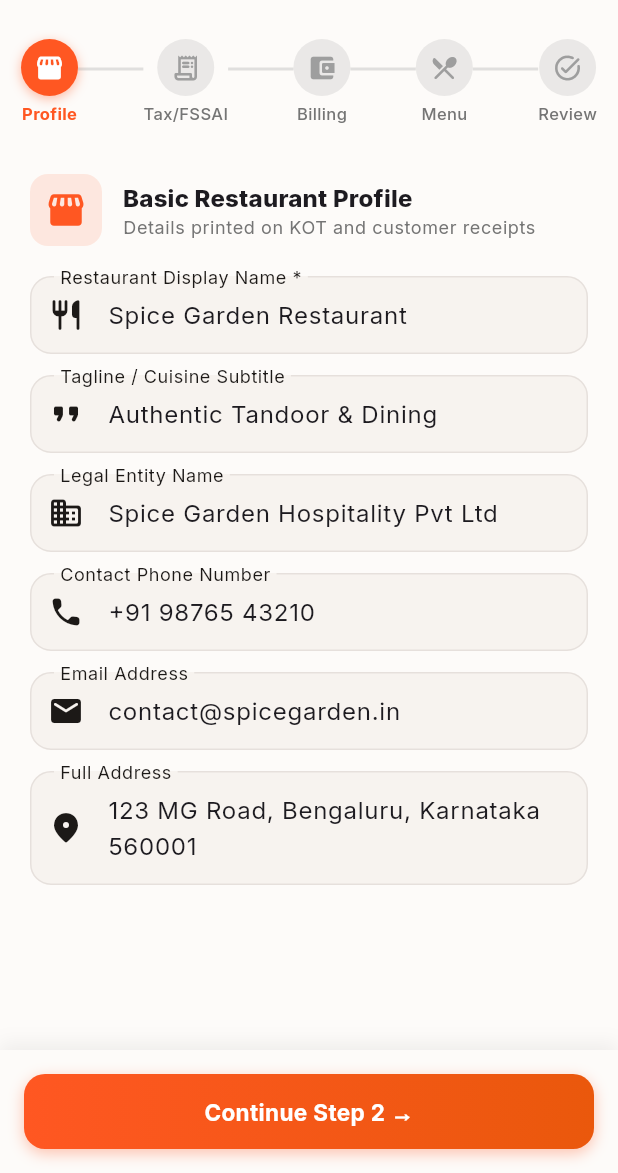
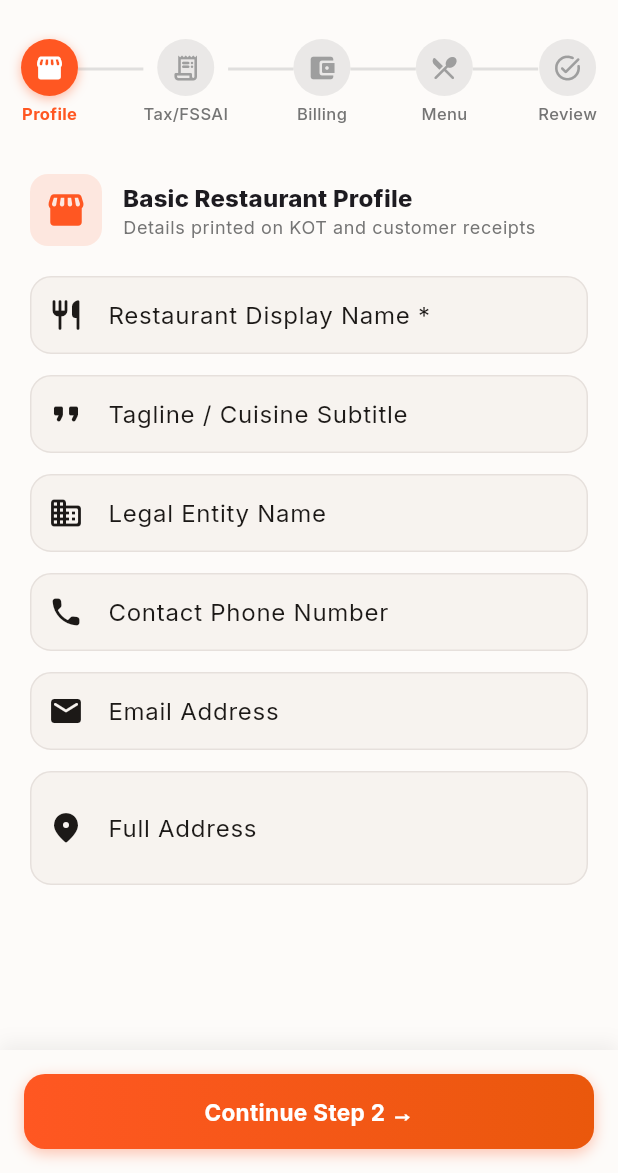
Before and after one commit to iamrony27/Restpos, a Flutter app: the screen it shows after launch, on a phone screen of 412 x 824 dp, the part 63-1236 px from its top. Run offline on Flutter 3.47's test engine with Material 3 defaults, Android fonts, the phone set to English and light mode, and no system bars; our stand-ins replace fl_chart, google_fonts, pdf, printing, qr_flutter, shared_preferences.

Commit message:
feat(production): finalize 100% production readiness with clean setup wizard, default tax inclusivity, zero dummy sales counts, and wifi debugging removal

```diff
--- a/lib/models/restaurant_profile.dart
+++ b/lib/models/restaurant_profile.dart
@@ -17,21 +17,21 @@ class RestaurantProfile {
   final int defaultTaxBps; // e.g. 500 = 5%
 
   const RestaurantProfile({
-    this.name = 'Spice Garden Restaurant',
-    this.tagline = 'Authentic Tandoor & Dining',
-    this.legalName = 'Spice Garden Hospitality Pvt Ltd',
-    this.address = '123 MG Road, Bengaluru, Karnataka 560001',
-    this.phone = '+91 98765 43210',
-    this.email = 'contact@spicegarden.in',
-    this.gstin = '29ABCDE1234F1Z5',
-    this.fssai = '11223344556677',
-    this.upiId = 'spicegarden@icici',
+    this.name = '',
+    this.tagline = '',
+    this.legalName = '',
+    this.address = '',
+    this.phone = '',
+    this.email = '',
+    this.gstin = '',
+    this.fssai = '',
+    this.upiId = '',
     this.currencySymbol = '₹',
     this.isGstEnabled = true,
     this.gstRatePercent = 5.0,
     this.isRoundOffEnabled = true,
     this.isSetupCompleted = false,
-    this.isTaxInclusive = false,
+    this.isTaxInclusive = true,
     this.defaultTaxBps = 500,
   });
 
@@ -96,21 +96,21 @@ class RestaurantProfile {
 
   factory RestaurantProfile.fromMap(Map<String, dynamic> map) {
     return RestaurantProfile(
-      name: map['name'] as String? ?? 'Spice Garden Restaurant',
-      tagline: map['tagline'] as String? ?? 'Authentic Tandoor & Dining',
-      legalName: map['legalName'] as String? ?? 'Spice Garden Hospitality Pvt Ltd',
-      address: map['address'] as String? ?? '123 MG Road, Bengaluru, Karnataka 560001',
-      phone: map['phone'] as String? ?? '+91 98765 43210',
-      email: map['email'] as String? ?? 'contact@spicegarden.in',
-      gstin: map['gstin'] as String? ?? '29ABCDE1234F1Z5',
-      fssai: map['fssai'] as String? ?? '11223344556677',
-      upiId: map['upiId'] as String? ?? 'spicegarden@icici',
+      name: map['name'] as String? ?? '',
+      tagline: map['tagline'] as String? ?? '',
+      legalName: map['legalName'] as String? ?? '',
+      address: map['address'] as String? ?? '',
+      phone: map['phone'] as String? ?? '',
+      email: map['email'] as String? ?? '',
+      gstin: map['gstin'] as String? ?? '',
+      fssai: map['fssai'] as String? ?? '',
+      upiId: map['upiId'] as String? ?? '',
       currencySymbol: map['currencySymbol'] as String? ?? '₹',
       isGstEnabled: map['isGstEnabled'] as bool? ?? true,
       gstRatePercent: (map['gstRatePercent'] as num?)?.toDouble() ?? 5.0,
       isRoundOffEnabled: map['isRoundOffEnabled'] as bool? ?? true,
-      isSetupCompleted: map['isSetupCompleted'] as bool? ?? true,
-      isTaxInclusive: map['isTaxInclusive'] as bool? ?? false,
+      isSetupCompleted: map['isSetupCompleted'] as bool? ?? false,
+      isTaxInclusive: map['isTaxInclusive'] as bool? ?? true,
       defaultTaxBps: map['defaultTaxBps'] as int? ?? 500,
     );
   }
--- a/lib/providers/menu_provider.dart
+++ b/lib/providers/menu_provider.dart
@@ -21,8 +21,6 @@ class MenuProvider extends ChangeNotifier {
       dietaryType: DietaryType.veg,
       sku: 'BEV-001',
       imageUri: 'assets/menu/beverages/masala-chai.webp',
-      isTopSelling: true,
-      salesCount: 142,
       description: 'Slow-brewed Assam CTC with fresh ginger, cardamom & aromatic spices.',
     ),
     const MenuItem(
@@ -33,7 +31,6 @@ class MenuProvider extends ChangeNotifier {
       dietaryType: DietaryType.veg,
       sku: 'BEV-002',
       imageUri: 'assets/menu/beverages/filter-coffee.webp',
-      salesCount: 68,
       description: 'Traditional South Indian chicory decoction with frothy steamed milk.',
     ),
     const MenuItem(
@@ -44,8 +41,6 @@ class MenuProvider extends ChangeNotifier {
       dietaryType: DietaryType.veg,
       sku: 'BEV-003',
       imageUri: 'assets/menu/beverages/mango-lassi.webp',
-      isTopSelling: true,
-      salesCount: 95,
       description: 'Thick creamy churned yogurt blended with sweet Alphonso mango pulp.',
     ),
     const MenuItem(
@@ -56,7 +51,6 @@ class MenuProvider extends ChangeNotifier {
       dietaryType: DietaryType.veg,
       sku: 'BEV-004',
       imageUri: 'assets/menu/beverages/fresh-lime-soda.webp',
-      salesCount: 52,
       description: 'Crisp club soda with freshly squeezed lime, rock salt and mint.',
     ),
 
@@ -69,8 +63,6 @@ class MenuProvider extends ChangeNotifier {
       dietaryType: DietaryType.veg,
       sku: 'APP-001',
       imageUri: 'assets/menu/starters/paneer-tikka.webp',
-      isTopSelling: true,
-      salesCount: 118,
       description: 'Char-grilled cottage cheese cubes marinated in mustard oil & Kashmiri chilli.',
     ),
     const MenuItem(
@@ -81,7 +73,6 @@ class MenuProvider extends ChangeNotifier {
       dietaryType: DietaryType.veg,
       sku: 'APP-002',
       imageUri: 'assets/menu/starters/veg-spring-rolls.webp',
-      salesCount: 47,
       description: 'Golden fried wrappers stuffed with wok-tossed cabbage, carrots and glass noodles.',
     ),
     const MenuItem(
@@ -92,8 +83,6 @@ class MenuProvider extends ChangeNotifier {
       dietaryType: DietaryType.nonVeg,
       sku: 'APP-003',
       imageUri: 'assets/menu/starters/chicken-65.webp',
-      isTopSelling: true,
-      salesCount: 104,
       description: 'Deep-fried spicy chicken morsels tempered with curry leaves and green chillies.',
     ),
     const MenuItem(
@@ -104,7 +93,6 @@ class MenuProvider extends ChangeNotifier {
       dietaryType: DietaryType.nonVeg,
       sku: 'APP-004',
       imageUri: 'assets/menu/starters/tandoori-chicken.webp',
-      salesCount: 81,
       description: 'Classic clay-oven roasted chicken spiced with hung curd and garam masala.',
     ),
     const MenuItem(
@@ -115,7 +103,6 @@ class MenuProvider extends ChangeNotifier {
       dietaryType: DietaryType.egg,
       sku: 'APP-005',
       imageUri: 'assets/menu/egg/egg-bhurji.webp',
-      salesCount: 39,
       description: 'Street-style spicy scrambled eggs cooked with chopped onions, tomatoes & cilantro.',
     ),
 
@@ -128,8 +115,6 @@ class MenuProvider extends ChangeNotifier {
       dietaryType: DietaryType.veg,
       sku: 'MAIN-001',
       imageUri: 'assets/menu/vegetarian/paneer-butter-masala.webp',
-      isTopSelling: true,
-      salesCount: 135,
       description: 'Soft cottage cheese simmered in a velvety buttery tomato-cashew gravy.',
     ),
     const MenuItem(
@@ -140,7 +125,6 @@ class MenuProvider extends ChangeNotifier {
       dietaryType: DietaryType.veg,
       sku: 'MAIN-002',
       imageUri: 'assets/menu/vegetarian/dal-makhani.webp',
-      salesCount: 77,
       description: 'Whole black lentils slow-cooked overnight with white butter and fresh cream.',
     ),
     const MenuItem(
@@ -151,8 +135,6 @@ class MenuProvider extends ChangeNotifier {
       dietaryType: DietaryType.nonVeg,
       sku: 'MAIN-003',
       imageUri: 'assets/menu/chicken/butter-chicken.webp',
-      isTopSelling: true,
-      salesCount: 165,
       description: 'Tender tandoori chicken cooked in creamy fenugreek-infused makhani gravy.',
     ),
     const MenuItem(
@@ -163,7 +145,6 @@ class MenuProvider extends ChangeNotifier {
       dietaryType: DietaryType.nonVeg,
       sku: 'MAIN-004',
       imageUri: 'assets/menu/mutton/mutton-rogan-josh.webp',
-      salesCount: 63,
       description: 'Kashmiri delicacy of tender braised mutton simmered with fennel and ratanjot.',
     ),
     const MenuItem(
@@ -174,7 +155,6 @@ class MenuProvider extends ChangeNotifier {
       dietaryType: DietaryType.egg,
       sku: 'MAIN-005',
       imageUri: 'assets/menu/egg/egg-curry.webp',
-      salesCount: 42,
       description: 'Hard-boiled eggs simmered in a spiced onion-tomato gravy with roasted spices.',
     ),
 
@@ -187,8 +167,6 @@ class MenuProvider extends ChangeNotifier {
       dietaryType: DietaryType.veg,
       sku: 'RICE-001',
       imageUri: 'assets/menu/indian-bread/butter-naan.webp',
-      isTopSelling: true,
-      salesCount: 189,
       description: 'Teardrop refined flour bread baked on tandoor walls, brushed with dairy butter.',
     ),
     const MenuItem(
@@ -199,7 +177,6 @@ class MenuProvider extends ChangeNotifier {
       dietaryType: DietaryType.veg,
       sku: 'RICE-002',
       imageUri: 'assets/menu/indian-bread/garlic-naan.webp',
-      salesCount: 88,
       description: 'Crisp flatbread topped with minced roasted garlic and fresh coriander.',
     ),
     const MenuItem(
@@ -210,7 +187,6 @@ class MenuProvider extends ChangeNotifier {
       dietaryType: DietaryType.veg,
       sku: 'RICE-003',
       imageUri: 'assets/menu/rice/jeera-rice.webp',
-      salesCount: 71,
       description: 'Long-grain aged basmati rice tempered with cumin seeds and pure desi ghee.',
     ),
     const MenuItem(
@@ -221,8 +197,6 @@ class MenuProvider extends ChangeNotifier {
       dietaryType: DietaryType.nonVeg,
       sku: 'RICE-004',
       imageUri: 'assets/menu/biryani/chicken-biryani.webp',
-      isTopSelling: true,
-      salesCount: 198,
       description: 'Hyderabadi fragrant dum basmati layers sealed with saffron, kewra and succulent chicken.',
     ),
 
@@ -235,8 +209,6 @@ class MenuProvider extends ChangeNotifier {
       dietaryType: DietaryType.veg,
       sku: 'DES-001',
       imageUri: 'assets/menu/desserts/gulab-jamun.webp',
-      isTopSelling: true,
-      salesCount: 110,
       description: 'Golden fried mawa dumplings soaked in cardamom-rose scented warm sugar syrup.',
     ),
     const MenuItem(
@@ -247,7 +219,6 @@ class MenuProvider extends ChangeNotifier {
       dietaryType: DietaryType.veg,
       sku: 'DES-002',
       imageUri: 'assets/menu/desserts/rasmalai.webp',
-      salesCount: 65,
       description: 'Delicate flattened cottage cheese discs steeped in thickened saffron-pistachio rabri.',
     ),
     const MenuItem(
@@ -258,7 +229,6 @@ class MenuProvider extends ChangeNotifier {
       dietaryType: DietaryType.egg,
       sku: 'DES-003',
       imageUri: 'assets/menu/desserts/chocolate-brownie.webp',
-      salesCount: 54,
       description: 'Warm fudge brownie served on a smoking sizzler platter with vanilla bean ice cream.',
     ),
   ];
@@ -352,6 +322,26 @@ class MenuProvider extends ChangeNotifier {
     }
   }
 
+  void recordItemSale(int itemId, int quantity) {
+    final index = _items.indexWhere((it) => it.id == itemId);
+    if (index >= 0) {
+      final current = _items[index];
+      final newCount = current.salesCount + quantity;
+      _items[index] = current.copyWith(
+        salesCount: newCount,
+        isTopSelling: newCount >= 5,
+      );
+      notifyListeners();
+    }
+  }
+
+  void resetSalesCounts() {
+    for (int i = 0; i < _items.length; i++) {
+      _items[i] = _items[i].copyWith(salesCount: 0, isTopSelling: false);
+    }
+    notifyListeners();
+  }
+
   void replaceAllItems(List<MenuItem> newItems) {
     _items.clear();
     _items.addAll(newItems);
--- a/lib/providers/order_provider.dart
+++ b/lib/providers/order_provider.dart
@@ -1,115 +1,10 @@
 import 'package:flutter/foundation.dart';
-import '../models/menu_item.dart';
 import '../models/order_model.dart';
 import '../models/table_model.dart';
 import 'table_provider.dart';
 
 class OrderProvider extends ChangeNotifier {
-  final List<Order> _orders = [
-    Order(
-      id: '1001',
-      orderNumber: 'ORD-1001',
-      type: OrderType.dineIn,
-      tableId: 2,
-      tableName: 'Table 2',
-      status: OrderStatus.open,
-      items: [
-        OrderItem(
-          menuItem: const MenuItem(id: 301, categoryId: 3, name: 'Paneer Butter Masala', pricePaise: 31000),
-          quantity: 2,
-          unitPricePaise: 31000,
-        ),
-        OrderItem(
-          menuItem: const MenuItem(id: 401, categoryId: 4, name: 'Butter Naan', pricePaise: 5500),
-          quantity: 4,
-          unitPricePaise: 5500,
-        ),
-      ],
-      subtotalPaise: 84000,
-      taxBps: 500,
-      discountPaise: 0,
-      createdAt: DateTime.now().subtract(const Duration(minutes: 32)),
-    ),
-    Order(
-      id: '1002',
-      orderNumber: 'ORD-1002',
-      type: OrderType.dineIn,
-      tableId: 4,
-      tableName: 'Table 4',
-      status: OrderStatus.billed,
-      items: [
-        OrderItem(
-          menuItem: const MenuItem(id: 303, categoryId: 3, name: 'Butter Chicken Handi', pricePaise: 38000),
-          quantity: 2,
-          unitPricePaise: 38000,
-        ),
-        OrderItem(
-          menuItem: const MenuItem(id: 404, categoryId: 4, name: 'Chicken Dum Biryani', pricePaise: 34000),
-          quantity: 2,
-          unitPricePaise: 34000,
-        ),
-        OrderItem(
-          menuItem: const MenuItem(id: 402, categoryId: 4, name: 'Garlic Naan', pricePaise: 6500),
-          quantity: 3,
-          unitPricePaise: 6500,
-        ),
-      ],
-      subtotalPaise: 163500,
-      taxBps: 500,
-      discountPaise: 5000,
-      createdAt: DateTime.now().subtract(const Duration(minutes: 54)),
-    ),
-    Order(
-      id: '1000',
-      orderNumber: 'ORD-1000',
-      type: OrderType.takeaway,
-      status: OrderStatus.paid,
-      paymentMethod: PaymentMethod.upi,
-      items: [
-        OrderItem(
-          menuItem: const MenuItem(id: 201, categoryId: 2, name: 'Paneer Tikka (6 pcs)', pricePaise: 24000),
-          quantity: 1,
-          unitPricePaise: 24000,
-        ),
-        OrderItem(
-          menuItem: const MenuItem(id: 103, categoryId: 1, name: 'Sweet Mango Lassi', pricePaise: 9000),
-          quantity: 2,
-          unitPricePaise: 9000,
-        ),
-      ],
-      subtotalPaise: 42000,
-      taxBps: 500,
-      discountPaise: 0,
-      createdAt: DateTime.now().subtract(const Duration(minutes: 75)),
-      completedAt: DateTime.now().subtract(const Duration(minutes: 70)),
-    ),
-    Order(
-      id: '999',
-      orderNumber: 'ORD-0999',
-      type: OrderType.dineIn,
-      tableId: 6,
-      tableName: 'Table 6',
-      status: OrderStatus.completed,
-      paymentMethod: PaymentMethod.cash,
-      items: [
-        OrderItem(
-          menuItem: const MenuItem(id: 304, categoryId: 3, name: 'Mutton Rogan Josh', pricePaise: 46000),
-          quantity: 1,
-          unitPricePaise: 46000,
-        ),
-        OrderItem(
-          menuItem: const MenuItem(id: 401, categoryId: 4, name: 'Butter Naan', pricePaise: 5500),
-          quantity: 2,
-          unitPricePaise: 5500,
-        ),
-      ],
-      subtotalPaise: 57000,
-      taxBps: 500,
-      discountPaise: 0,
-      createdAt: DateTime.now().subtract(const Duration(hours: 2, minutes: 10)),
-      completedAt: DateTime.now().subtract(const Duration(hours: 1, minutes: 30)),
-    ),
-  ];
+  final List<Order> _orders = [];
 
   List<Order> get orders => List.unmodifiable(_orders.where((o) => !o.isDeleted).toList());
   List<Order> get allOrdersIncludingDeleted => List.unmodifiable(_orders);
--- a/lib/providers/table_provider.dart
+++ b/lib/providers/table_provider.dart
@@ -4,39 +4,15 @@ import '../models/table_model.dart';
 class TableProvider extends ChangeNotifier {
   final List<RestaurantTable> _tables = [
     const RestaurantTable(id: 1, name: 'Table 1', seatingCapacity: 2, status: TableStatus.available),
-    RestaurantTable(
-      id: 2,
-      name: 'Table 2',
-      seatingCapacity: 4,
-      status: TableStatus.occupied,
-      activeOrderId: 1001,
-      occupiedSince: DateTime.now().subtract(const Duration(minutes: 32)),
-      currentBillPaise: 84000,
-    ),
+    const RestaurantTable(id: 2, name: 'Table 2', seatingCapacity: 4, status: TableStatus.available),
     const RestaurantTable(id: 3, name: 'Table 3', seatingCapacity: 4, status: TableStatus.available),
-    RestaurantTable(
-      id: 4,
-      name: 'Table 4',
-      seatingCapacity: 6,
-      status: TableStatus.billed,
-      activeOrderId: 1002,
-      occupiedSince: DateTime.now().subtract(const Duration(minutes: 54)),
-      currentBillPaise: 165000,
-    ),
+    const RestaurantTable(id: 4, name: 'Table 4', seatingCapacity: 6, status: TableStatus.available),
     const RestaurantTable(id: 5, name: 'Table 5', seatingCapacity: 2, status: TableStatus.available),
     const RestaurantTable(id: 6, name: 'Table 6', seatingCapacity: 4, status: TableStatus.available),
-    RestaurantTable(
-      id: 7,
-      name: 'Table 7 (Booth)',
-      seatingCapacity: 6,
-      status: TableStatus.occupied,
-      activeOrderId: 1003,
-      occupiedSince: DateTime.now().subtract(const Duration(minutes: 18)),
-      currentBillPaise: 62000,
-    ),
+    const RestaurantTable(id: 7, name: 'Table 7 (Booth)', seatingCapacity: 6, status: TableStatus.available),
     const RestaurantTable(id: 8, name: 'Table 8 (Family)', seatingCapacity: 8, status: TableStatus.available),
     const RestaurantTable(id: 9, name: 'Table 9 (Rooftop)', seatingCapacity: 4, status: TableStatus.available),
-    const RestaurantTable(id: 10, name: 'Table 10 (Rooftop)', seatingCapacity: 4, status: TableStatus.reserved),
+    const RestaurantTable(id: 10, name: 'Table 10 (Rooftop)', seatingCapacity: 4, status: TableStatus.available),
   ];
 
   List<RestaurantTable> get tables => List.unmodifiable(_tables);
--- a/lib/screens/items/items_screen.dart
+++ b/lib/screens/items/items_screen.dart
@@ -988,7 +988,7 @@ class _ItemsScreenState extends State<ItemsScreen> {
                                                         ),
                                                         const SizedBox(width: 3),
                                                         Text(
-                                                          '${item.salesCount} sold',
+                                                          item.salesCount > 0 ? '${item.salesCount} sold' : 'In Menu',
                                                           style: TextStyle(
                                                             fontSize: 10,
                                                             fontWeight: FontWeight.w700,
--- a/lib/screens/setup/setup_wizard_screen.dart
+++ b/lib/screens/setup/setup_wizard_screen.dart
@@ -63,21 +63,21 @@ class _SetupWizardScreenState extends State<SetupWizardScreen> {
     final menu = Provider.of<MenuProvider>(context, listen: false);
     final p = pos.profile;
 
-    _nameController = TextEditingController(text: p.name);
-    _taglineController = TextEditingController(text: p.tagline);
-    _legalNameController = TextEditingController(text: p.legalName);
-    _phoneController = TextEditingController(text: p.phone);
-    _emailController = TextEditingController(text: p.email);
-    _addressController = TextEditingController(text: p.address);
+    _nameController = TextEditingController(text: p.isSetupCompleted ? p.name : '');
+    _taglineController = TextEditingController(text: p.isSetupCompleted ? p.tagline : '');
+    _legalNameController = TextEditingController(text: p.isSetupCompleted ? p.legalName : '');
+    _phoneController = TextEditingController(text: p.isSetupCompleted ? p.phone : '');
+    _emailController = TextEditingController(text: p.isSetupCompleted ? p.email : '');
+    _addressController = TextEditingController(text: p.isSetupCompleted ? p.address : '');
 
     _isGstEnabled = p.isGstEnabled;
     _gstRatePercent = p.gstRatePercent;
-    _isTaxInclusive = p.isTaxInclusive;
-    _gstinController = TextEditingController(text: p.gstin);
-    _fssaiController = TextEditingController(text: p.fssai);
+    _isTaxInclusive = p.isSetupCompleted ? p.isTaxInclusive : true;
+    _gstinController = TextEditingController(text: p.isSetupCompleted ? p.gstin : '');
+    _fssaiController = TextEditingController(text: p.isSetupCompleted ? p.fssai : '');
 
     _isRoundOffEnabled = p.isRoundOffEnabled;
-    _upiIdController = TextEditingController(text: p.upiId);
+    _upiIdController = TextEditingController(text: p.isSetupCompleted ? p.upiId : '');
 
     // Initialize all existing categories and items as selected by default
     _selectedCategoryIds.addAll(menu.categories.map((c) => c.id));
@@ -155,8 +155,8 @@ class _SetupWizardScreenState extends State<SetupWizardScreen> {
     }
 
     final updatedProfile = pos.profile.copyWith(
-      name: _nameController.text.trim().isEmpty ? 'Spice Garden Restaurant' : _nameController.text.trim(),
-      tagline: _taglineController.text.trim().isEmpty ? 'Authentic Tandoor & Dining' : _taglineController.text.trim(),
+      name: _nameController.text.trim().isEmpty ? 'Rest POS' : _nameController.text.trim(),
+      tagline: _taglineController.text.trim(),
       legalName: _legalNameController.text.trim(),
       phone: _phoneController.text.trim(),
       email: _emailController.text.trim(),
```
Also changed, not shown: lib/screens/dashboard/dashboard_screen.dart (+5 -2 lines), lib/screens/settings/settings_screen.dart (+1 -47 lines), lib/screens/settings/wifi_debugging_guide_screen.dart (deleted, +0 -230 lines), 2 other files.
